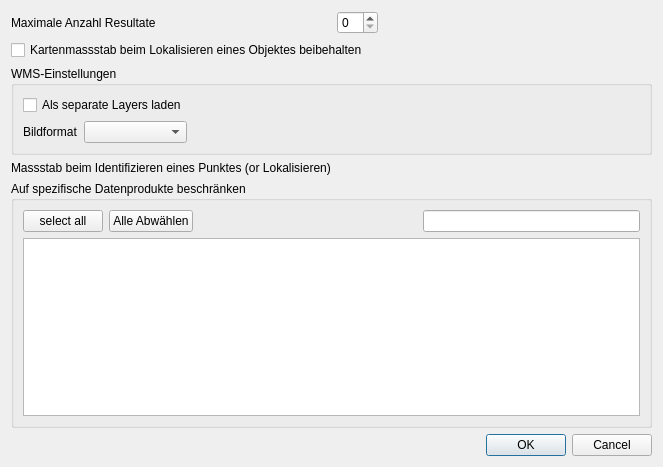
Above: solocator/ui/config.ui from opengisch/solocator before the change. Below: the same form after it.
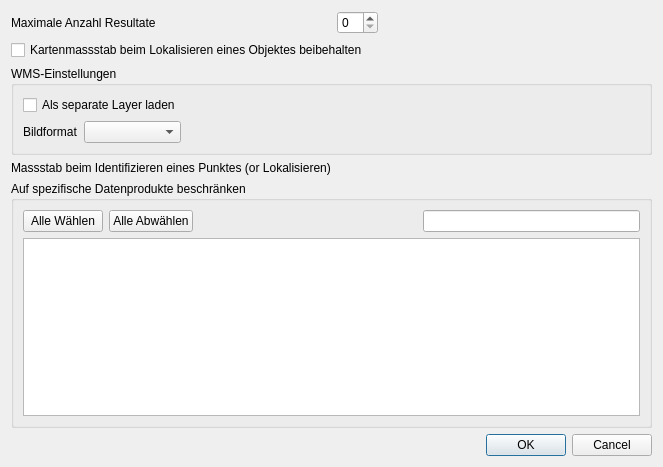
That is the form after the change. Custom widgets are drawn as their Qt base class.

```diff
--- a/solocator/ui/config.ui
+++ b/solocator/ui/config.ui
@@ -32,7 +32,7 @@
          <bool>true</bool>
         </property>
         <property name="text">
-         <string>select all</string>
+         <string>Alle Wählen</string>
         </property>
        </widget>
       </item>
@@ -137,7 +137,7 @@
       <item row="0" column="0" colspan="2">
        <widget class="QCheckBox" name="wms_load_separate">
         <property name="text">
-         <string>Als separate Layers laden</string>
+         <string>Als separate Layer laden</string>
         </property>
        </widget>
       </item>
```
